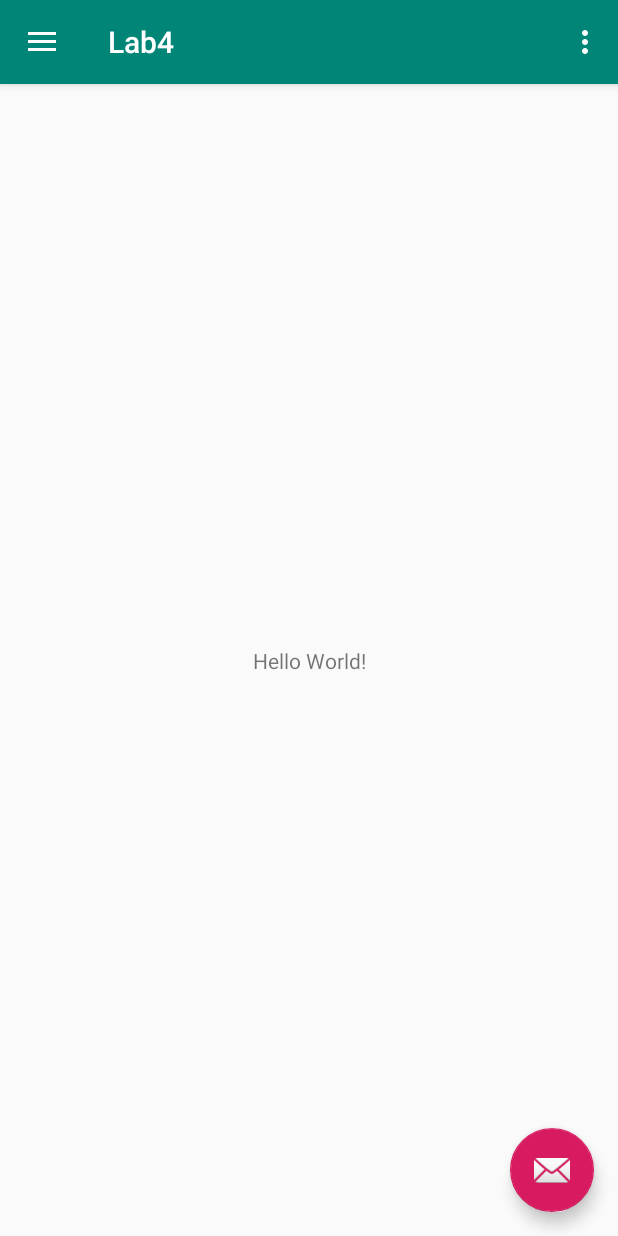
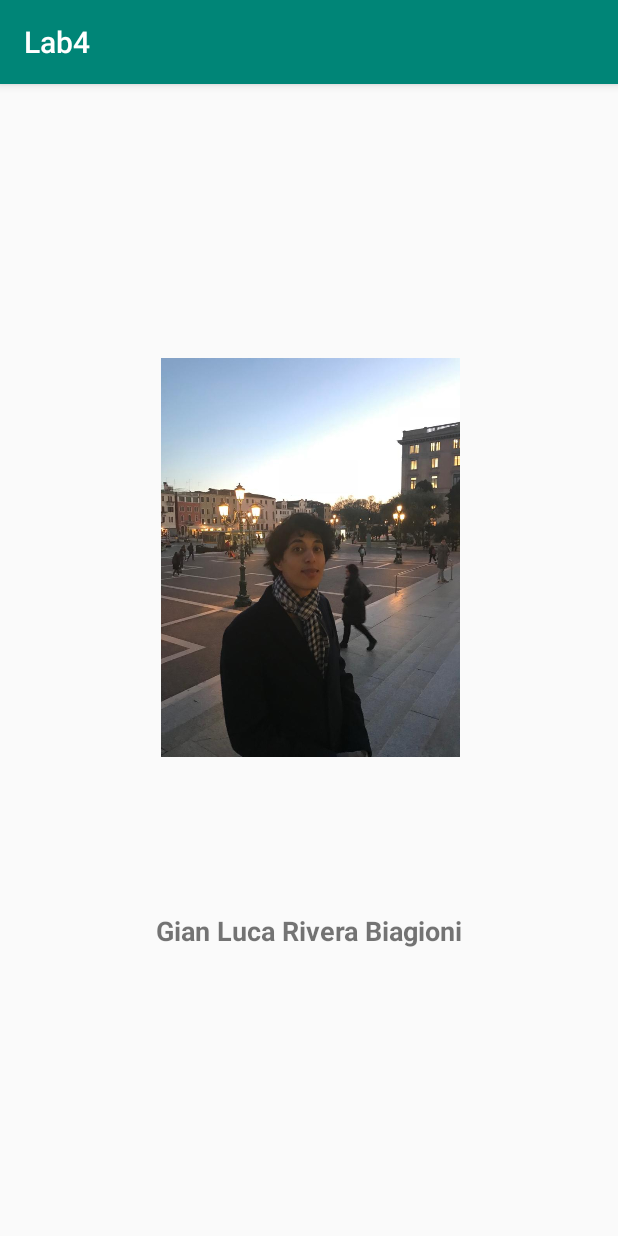
Before and after one commit to LucaBia/Laboratorio4PlataformasMoviles, an Android app: the screen it shows after launch (MainActivity before the commit, HomeActivity after it), after a tap on "Inicio", on a phone screen of 412 x 824 dp. Run offline under Robolectric (Android 15) with nearby library versions, the phone set to English and light mode, and no system bars; 1 other tap on this screen came first.

Commit message:
HomeActivity

```diff
--- a/app/build.gradle
+++ b/app/build.gradle
@@ -24,7 +24,7 @@ android {
 
 dependencies {
     implementation fileTree(dir: 'libs', include: ['*.jar'])
-    implementation"org.jetbrains.kotlin:kotlin-stdlib-jdk7:$kotlin_version"
+    implementation "org.jetbrains.kotlin:kotlin-stdlib-jdk7:$kotlin_version"
     implementation 'com.android.support:appcompat-v7:28.0.0'
     implementation 'com.android.support:design:28.0.0'
     implementation 'com.android.support.constraint:constraint-layout:1.1.3'
--- a/app/src/main/AndroidManifest.xml
+++ b/app/src/main/AndroidManifest.xml
@@ -19,6 +19,8 @@
                 <category android:name="android.intent.category.LAUNCHER"/>
             </intent-filter>
         </activity>
+        <activity android:name=".HomeActivity">
+        </activity>
     </application>
 
 </manifest>
--- /dev/null
+++ b/app/src/main/java/com/example/gianlucariverabiagioni/lab4/HomeActivity.kt
@@ -0,0 +1,13 @@
+package com.example.gianlucariverabiagioni.lab4
+
+import android.support.v7.app.AppCompatActivity
+import android.os.Bundle
+import android.support.design.widget.NavigationView
+
+class HomeActivity : AppCompatActivity() {
+
+    override fun onCreate(savedInstanceState: Bundle?) {
+        super.onCreate(savedInstanceState)
+        setContentView(R.layout.activity_home)
+    }
+}
--- a/app/src/main/java/com/example/gianlucariverabiagioni/lab4/MainActivity.kt
+++ b/app/src/main/java/com/example/gianlucariverabiagioni/lab4/MainActivity.kt
@@ -1,5 +1,6 @@
 package com.example.gianlucariverabiagioni.lab4
 
+import android.content.Intent
 import android.os.Bundle
 import android.support.design.widget.Snackbar
 import android.support.design.widget.NavigationView
@@ -61,6 +62,8 @@ class MainActivity : AppCompatActivity(), NavigationView.OnNavigationItemSelecte
         when (item.itemId) {
             R.id.nav_camera -> {
                 // Handle the camera action
+                val intent = Intent(this, HomeActivity::class.java)
+                startActivity(intent)
             }
             R.id.nav_gallery -> {
 
--- /dev/null
+++ b/app/src/main/res/layout/activity_home.xml
@@ -0,0 +1,27 @@
+<?xml version="1.0" encoding="utf-8"?>
+<android.support.constraint.ConstraintLayout
+        xmlns:android="http://schemas.android.com/apk/res/android"
+        xmlns:tools="http://schemas.android.com/tools"
+        xmlns:app="http://schemas.android.com/apk/res-auto"
+        android:layout_width="match_parent"
+        android:layout_height="match_parent"
+        tools:context=".HomeActivity">
+
+    <ImageView
+            android:layout_width="199dp"
+            android:layout_height="342dp" app:srcCompat="@drawable/io"
+            android:id="@+id/imageView2" app:layout_constraintTop_toTopOf="parent"
+            android:layout_marginTop="16dp" app:layout_constraintEnd_toEndOf="parent" android:layout_marginEnd="92dp"
+            app:layout_constraintStart_toStartOf="parent" android:layout_marginStart="93dp"
+            android:layout_marginBottom="153dp" app:layout_constraintBottom_toBottomOf="parent"/>
+    <TextView
+            android:text="Gian Luca Rivera Biagioni"
+            android:layout_width="wrap_content"
+            android:layout_height="wrap_content"
+            android:id="@+id/textView2" android:textSize="18sp"
+            android:textStyle="bold" app:layout_constraintBottom_toBottomOf="parent"
+            android:layout_marginBottom="128dp" android:layout_marginTop="1dp"
+            app:layout_constraintTop_toBottomOf="@+id/imageView2" app:layout_constraintStart_toStartOf="parent"
+            android:layout_marginStart="89dp" app:layout_constraintEnd_toEndOf="parent"
+            android:layout_marginEnd="89dp"/>
+</android.support.constraint.ConstraintLayout>
```
Also changed, not shown: app/src/main/res/drawable/io.JPG (added).
